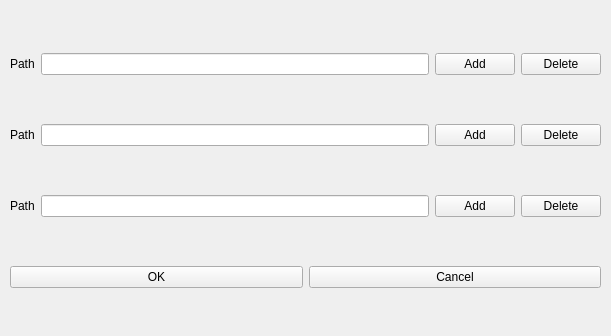
Above: settings.ui from PavloSolntsev/solxd before the change. Below: the same form after it.
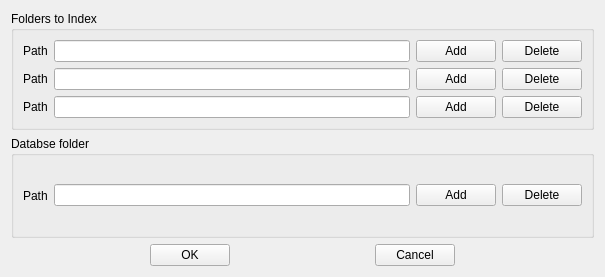
That is the form after the change.

Commit message: Files can be searched. Settings interface is improving.

Diff of the .ui file:
```diff
--- a/settings.ui
+++ b/settings.ui
@@ -6,51 +6,34 @@
    <rect>
     <x>0</x>
     <y>0</y>
-    <width>611</width>
-    <height>336</height>
+    <width>605</width>
+    <height>277</height>
    </rect>
   </property>
+  <property name="sizePolicy">
+   <sizepolicy hsizetype="Fixed" vsizetype="Fixed">
+    <horstretch>1</horstretch>
+    <verstretch>1</verstretch>
+   </sizepolicy>
+  </property>
   <property name="windowTitle">
    <string>Form</string>
   </property>
-  <widget class="QWidget" name="layoutWidget">
-   <property name="geometry">
-    <rect>
-     <x>10</x>
-     <y>10</y>
-     <width>591</width>
-     <height>321</height>
-    </rect>
-   </property>
+  <layout class="QVBoxLayout" name="verticalLayout_3">
+   <item>
    <layout class="QVBoxLayout" name="verticalLayout">
     <item>
-     <layout class="QHBoxLayout" name="horizontalLayout1">
-      <item>
-       <widget class="QLabel" name="labelPath1">
-        <property name="text">
-         <string>Path</string>
-        </property>
-       </widget>
-      </item>
-      <item>
-       <widget class="QLineEdit" name="lineeditPath1"/>
-      </item>
-      <item>
-       <widget class="QPushButton" name="pushButtonAdd1">
-        <property name="text">
-         <string>Add</string>
-        </property>
-       </widget>
-      </item>
-      <item>
-       <widget class="QPushButton" name="pushButtonDelete1">
-        <property name="text">
-         <string>Delete</string>
-        </property>
-       </widget>
-      </item>
-     </layout>
-    </item>
+      <widget class="QGroupBox" name="groupBox">
+       <property name="autoFillBackground">
+        <bool>false</bool>
+       </property>
+       <property name="title">
+        <string>Folders to Index</string>
+       </property>
+       <property name="flat">
+        <bool>true</bool>
+       </property>
+       <layout class="QVBoxLayout" name="verticalLayout_2">
     <item>
      <layout class="QHBoxLayout" name="horizontalLayout2">
       <item>
@@ -79,6 +62,34 @@
       </item>
      </layout>
     </item>
+        <item>
+         <layout class="QHBoxLayout" name="horizontalLayout1">
+          <item>
+           <widget class="QLabel" name="labelPath1">
+            <property name="text">
+             <string>Path</string>
+            </property>
+           </widget>
+          </item>
+          <item>
+           <widget class="QLineEdit" name="lineeditPath1"/>
+          </item>
+          <item>
+           <widget class="QPushButton" name="pushButtonAdd1">
+            <property name="text">
+             <string>Add</string>
+            </property>
+           </widget>
+          </item>
+          <item>
+           <widget class="QPushButton" name="pushButtonDelete1">
+            <property name="text">
+             <string>Delete</string>
+            </property>
+           </widget>
+          </item>
+         </layout>
+        </item>
     <item>
      <layout class="QHBoxLayout" name="horizontalLayout3">
       <item>
@@ -107,10 +118,62 @@
       </item>
      </layout>
     </item>
+       </layout>
+      </widget>
+     </item>
     <item>
-     <layout class="QHBoxLayout" name="horizontalLayout6">
+      <widget class="QGroupBox" name="groupBox_2">
+       <property name="sizePolicy">
+        <sizepolicy hsizetype="Preferred" vsizetype="Preferred">
+         <horstretch>0</horstretch>
+         <verstretch>0</verstretch>
+        </sizepolicy>
+       </property>
+       <property name="title">
+        <string>Databse folder</string>
+       </property>
+       <layout class="QHBoxLayout" name="horizontalLayout_3">
+        <item>
+         <layout class="QHBoxLayout" name="horizontalLayout">
+          <item>
+           <widget class="QLabel" name="labelDBFile">
+            <property name="text">
+             <string>Path</string>
+            </property>
+           </widget>
+          </item>
+          <item>
+           <widget class="QLineEdit" name="lineEditDB"/>
+          </item>
+          <item>
+           <widget class="QPushButton" name="pushButtonDBAdd">
+            <property name="text">
+             <string>Add</string>
+            </property>
+           </widget>
+          </item>
+          <item>
+           <widget class="QPushButton" name="pushButtonDBDelete">
+            <property name="text">
+             <string>Delete</string>
+            </property>
+           </widget>
+          </item>
+         </layout>
+        </item>
+       </layout>
+      </widget>
+     </item>
+     <item>
+      <layout class="QHBoxLayout" name="horizontalLayout_2">
       <item>
        <widget class="QPushButton" name="pushButtonOk">
+         <property name="sizePolicy">
+          <sizepolicy hsizetype="Fixed" vsizetype="Fixed">
+           <horstretch>0</horstretch>
+           <verstretch>0</verstretch>
+          </sizepolicy>
+         </property>
         <property name="text">
          <string>OK</string>
         </property>
@@ -118,6 +181,12 @@
       </item>
       <item>
        <widget class="QPushButton" name="pushButtonCancel">
+         <property name="sizePolicy">
+          <sizepolicy hsizetype="Fixed" vsizetype="Fixed">
+           <horstretch>0</horstretch>
+           <verstretch>0</verstretch>
+          </sizepolicy>
+         </property>
         <property name="text">
          <string>Cancel</string>
         </property>
@@ -126,7 +195,8 @@
      </layout>
     </item>
    </layout>
-  </widget>
+   </item>
+  </layout>
  </widget>
  <resources/>
  <connections/>
```
Left out of the diff: 5 changed lines with no effect on the pictures. Lines whose indentation alone changed are shown as unchanged. The commit also changes 4 other files.
